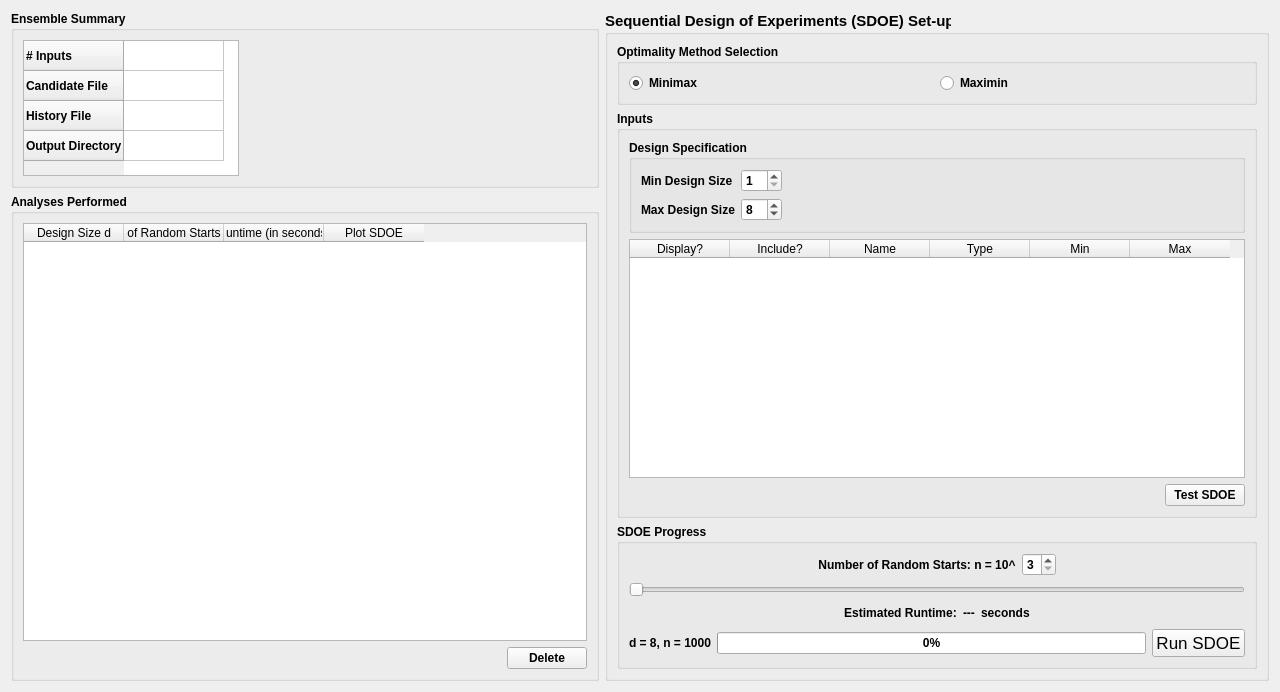
This is foqus_lib/gui/sdoe/sdoeAnalysisDialog_UI.ui in CCSI-Toolset/FOQUS as Qt 5 draws it before an edit. The edited form follows.
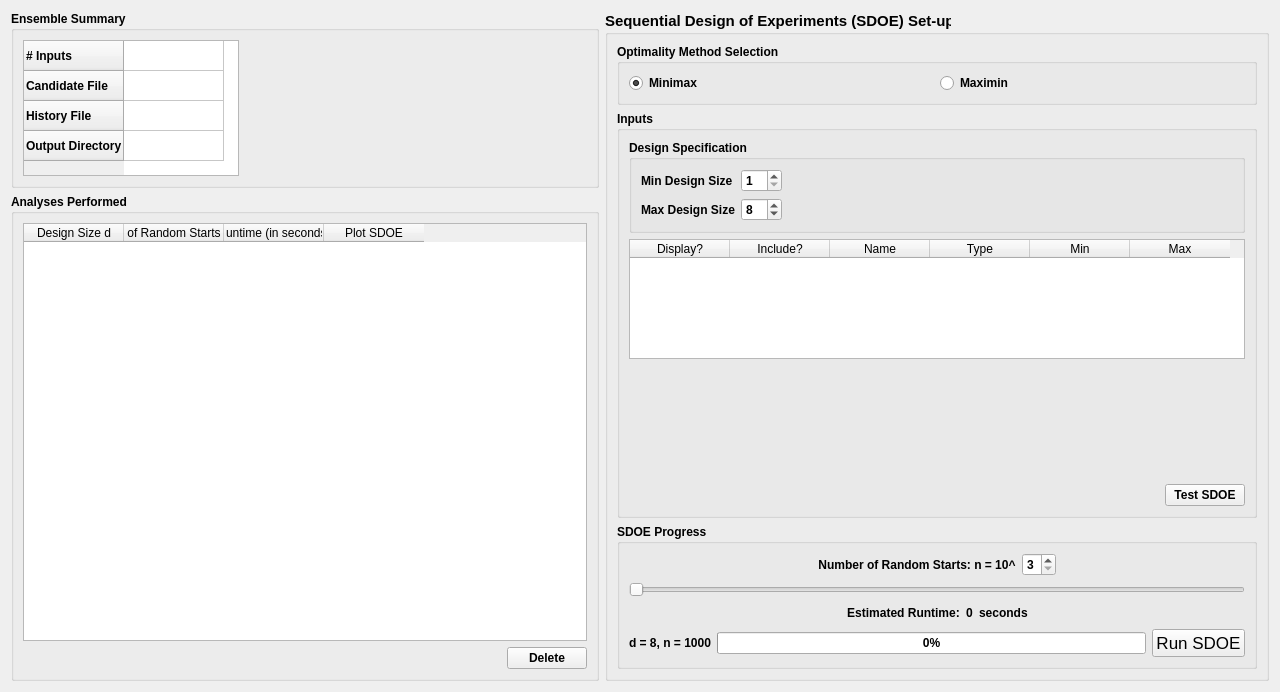
This is the edited form.

What changed in the file:
```diff
--- a/foqus_lib/gui/sdoe/sdoeAnalysisDialog_UI.ui
+++ b/foqus_lib/gui/sdoe/sdoeAnalysisDialog_UI.ui
@@ -297,6 +297,19 @@
            </column>
           </widget>
          </item>
+         <item>
+          <spacer name="verticalSpacer">
+           <property name="orientation">
+            <enum>Qt::Vertical</enum>
+           </property>
+           <property name="sizeHint" stdset="0">
+            <size>
+             <width>20</width>
+             <height>40</height>
+            </size>
+           </property>
+          </spacer>
+         </item>
          <item>
           <layout class="QHBoxLayout" name="horizontalLayout">
            <item>
@@ -449,7 +462,7 @@
            <item>
             <widget class="QLabel" name="time_dynamic">
              <property name="text">
-              <string>---</string>
+              <string>0</string>
              </property>
             </widget>
            </item>
```
